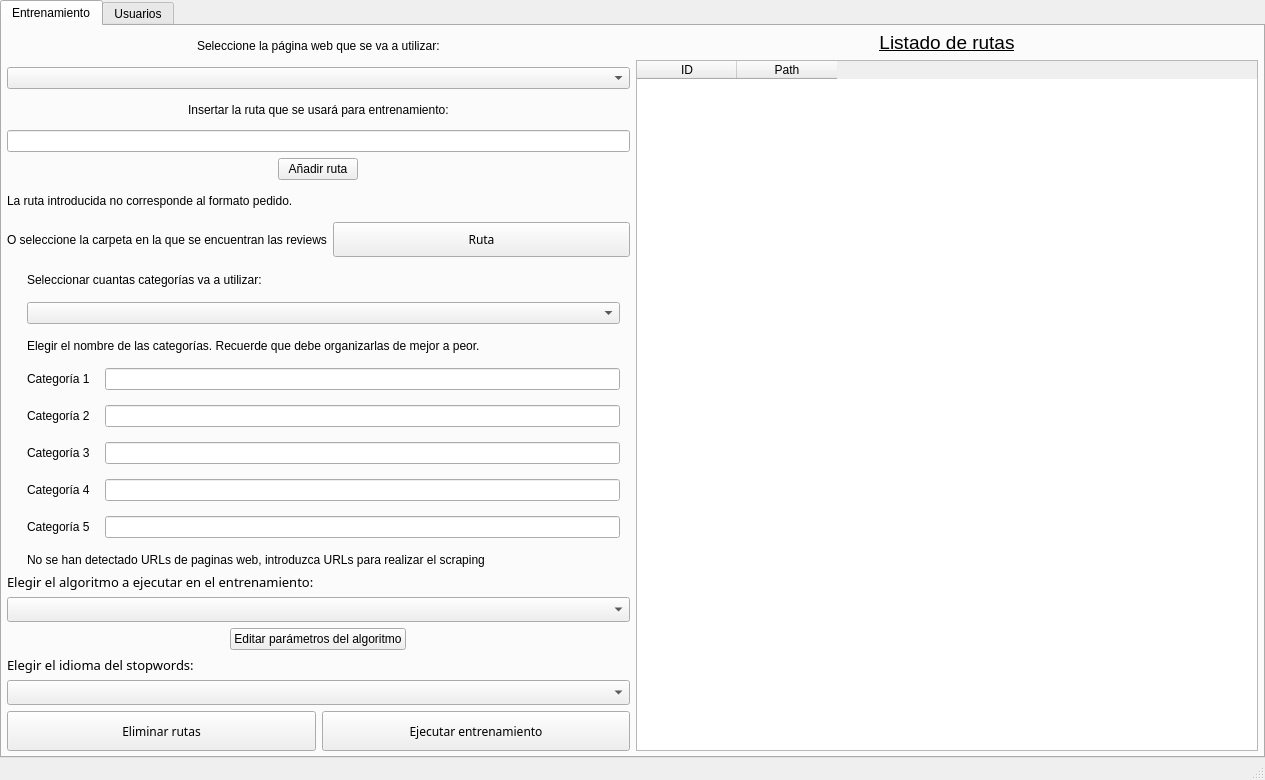
Old version of the form Resources/UI/AdminMenu.ui in the repository 40CompilerErrors/Proyecto2.
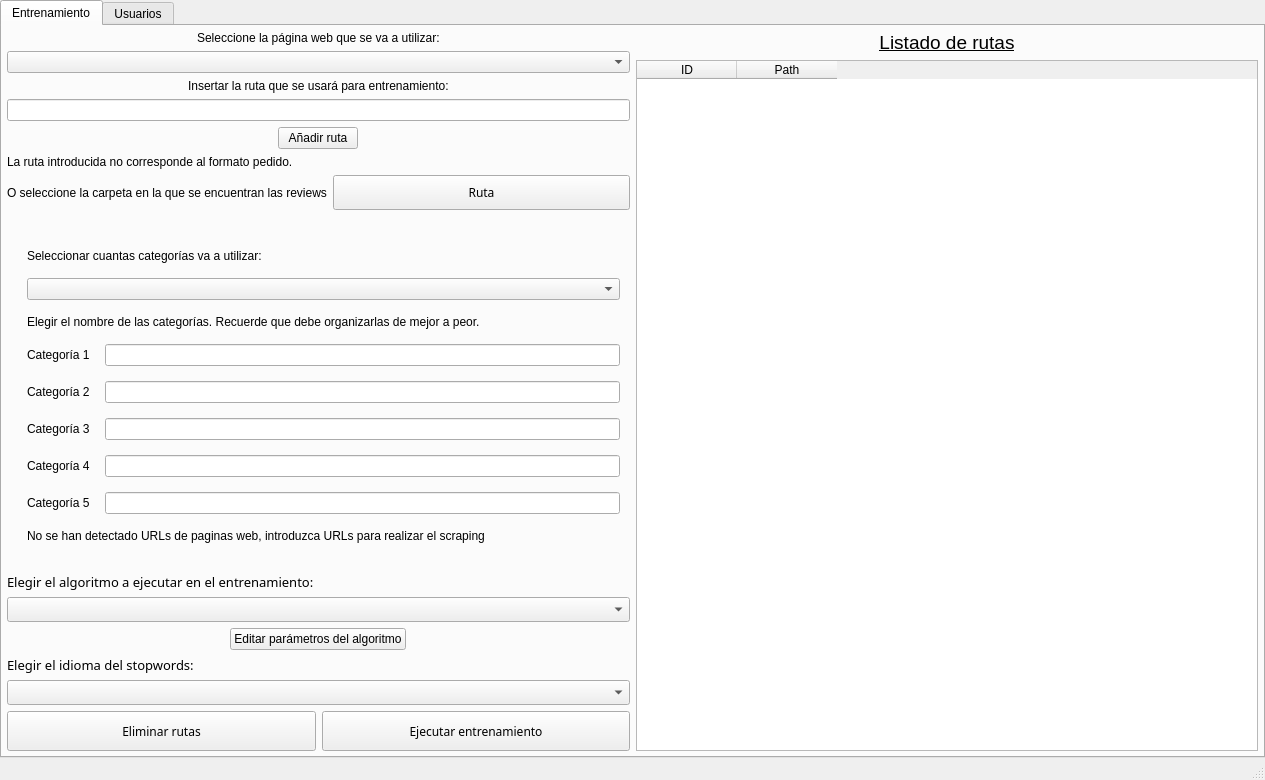
New version of the form. The open tabs and pages were chosen to show the change. Icons and pictures are not drawn.

Commit message: mensajes de error usuario

Diff of the .ui file:
```diff
--- a/Resources/UI/AdminMenu.ui
+++ b/Resources/UI/AdminMenu.ui
@@ -133,6 +133,19 @@
                 </item>
                </layout>
               </item>
+              <item>
+               <spacer name="verticalSpacer_2">
+                <property name="orientation">
+                 <enum>Qt::Vertical</enum>
+                </property>
+                <property name="sizeHint" stdset="0">
+                 <size>
+                  <width>20</width>
+                  <height>40</height>
+                 </size>
+                </property>
+               </spacer>
+              </item>
               <item>
                <layout class="QVBoxLayout" name="verticalLayout_7">
                 <property name="spacing">
@@ -243,6 +256,19 @@
                 </item>
                </layout>
               </item>
+              <item>
+               <spacer name="verticalSpacer_3">
+                <property name="orientation">
+                 <enum>Qt::Vertical</enum>
+                </property>
+                <property name="sizeHint" stdset="0">
+                 <size>
+                  <width>20</width>
+                  <height>40</height>
+                 </size>
+                </property>
+               </spacer>
+              </item>
               <item>
                <layout class="QVBoxLayout" name="verticalLayout_16">
                 <item>
```
Left out of the diff: 16 changed lines with no effect on the pictures. The commit also changes 1 other file.
